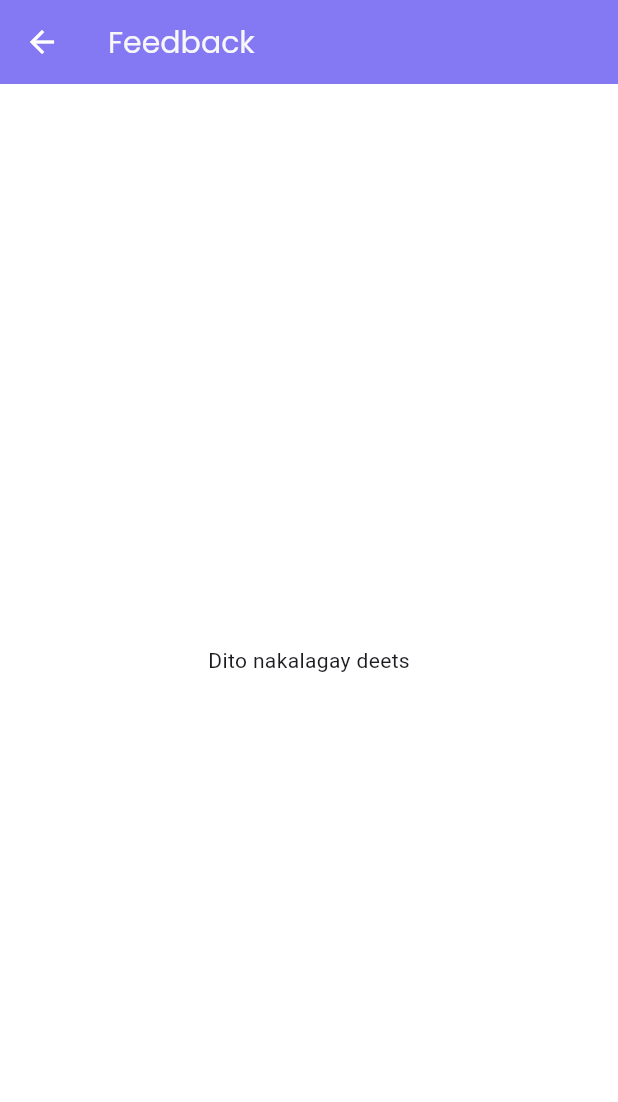
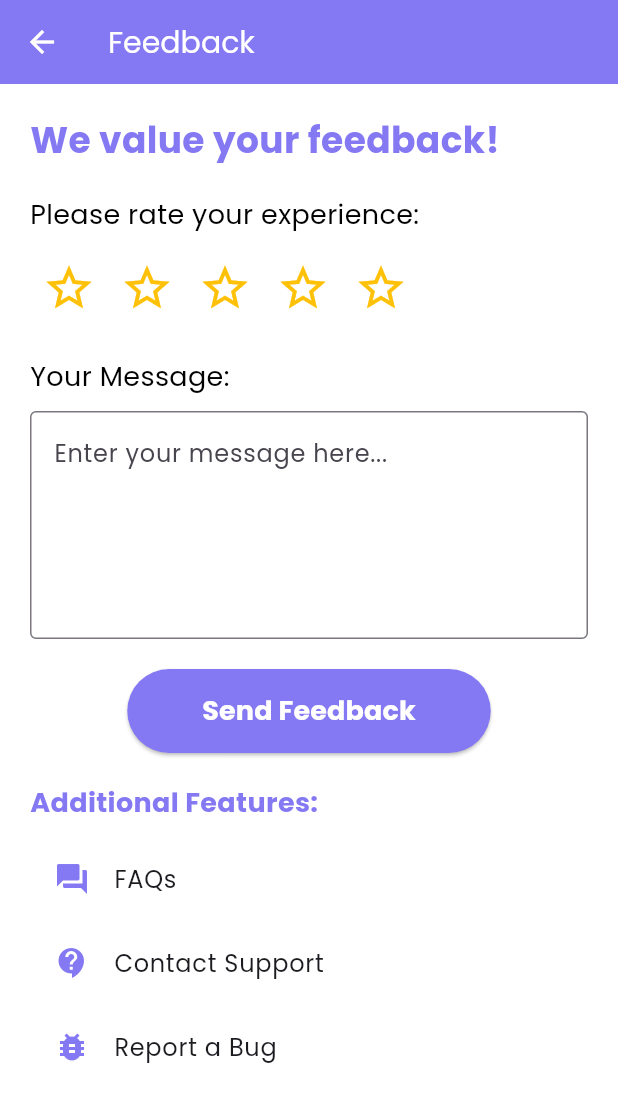
Before and after one commit to Sunbzchrre/eyesync, a Flutter app: the FeedbackScreen screen opened by its route, on a phone screen of 412 x 824 dp. Shown: the top 1102 px of the screen. Run offline on Flutter 3.47's test engine with Material 3 defaults, Android fonts, the light colour scheme and no system bars; our stand-ins replace google_fonts, google_sign_in, shared_preferences, smooth_page_indicator; accounts and stored records are empty.

Commit message:
Update feedback.dart

```diff
--- a/lib/drawer/feedback.dart
+++ b/lib/drawer/feedback.dart
@@ -1,20 +1,166 @@
-import 'package:eyesync/components/color.dart';
 import 'package:flutter/material.dart';
 import 'package:google_fonts/google_fonts.dart';
+import 'package:eyesync/components/color.dart';
 
-class FeedbackScreen extends StatelessWidget {
+class FeedbackScreen extends StatefulWidget {
+  const FeedbackScreen({Key? key}) : super(key: key);
+
   @override
-    Widget build(BuildContext context){
+  _FeedbackScreenState createState() => _FeedbackScreenState();
+}
+
+class _FeedbackScreenState extends State<FeedbackScreen> {
+  double _rating = 0;
+  final TextEditingController _messageController = TextEditingController();
+
+  void _submitFeedback() {
+    // Handle the feedback submission logic here
+    String message = _messageController.text;
+    // For demonstration, we'll just show a snackbar
+    ScaffoldMessenger.of(context).showSnackBar(
+      SnackBar(content: Text('Feedback submitted: Rating - $_rating, Message - $message')),
+    );
+    // Clear the message field
+    _messageController.clear();
+    // Reset the rating
+    setState(() {
+      _rating = 0;
+    });
+  }
+
+  @override
+  Widget build(BuildContext context) {
     return Scaffold(
       backgroundColor: Colors.white,
       appBar: AppBar(
         iconTheme: IconThemeData(color: Colors.white),
-      title: Text("Feedback", style: GoogleFonts.poppins(fontSize: 20, color: secondaryColor),),
+        title: Text(
+          'Feedback',
+          style: GoogleFonts.poppins(fontSize: 20, color: Colors.white),
+        ),
         backgroundColor: primaryColor,
       ),
-    body: Center(
-      child: Text("Dito nakalagay deets"),),
+      body: Padding(
+        padding: const EdgeInsets.all(20.0),
+        child: Column(
+          crossAxisAlignment: CrossAxisAlignment.start,
+          children: [
+            Text(
+              'We value your feedback!',
+              style: GoogleFonts.poppins(fontSize: 24, fontWeight: FontWeight.bold, color: primaryColor),
+            ),
+            SizedBox(height: 20),
+            Text(
+              'Please rate your experience:',
+              style: GoogleFonts.poppins(fontSize: 18, color: Colors.black),
+            ),
+            SizedBox(height: 10),
+            _buildRatingBar(),
+            SizedBox(height: 20),
+            Text(
+              'Your Message:',
+              style: GoogleFonts.poppins(fontSize: 18, color: Colors.black),
+            ),
+            SizedBox(height: 10),
+            TextField(
+              controller: _messageController,
+              maxLines: 5,
+              decoration: InputDecoration(
+                border: OutlineInputBorder(),
+                hintText: 'Enter your message here...',
+              ),
+              style: GoogleFonts.poppins(),
+            ),
+            SizedBox(height: 20),
+            Center(
+              child: ElevatedButton(
+                onPressed: _submitFeedback,
+                style: ElevatedButton.styleFrom(
+                  primary: primaryColor,
+                  padding: EdgeInsets.symmetric(horizontal: 50, vertical: 15),
+                  shape: RoundedRectangleBorder(
+                    borderRadius: BorderRadius.circular(30),
+                  ),
+                ),
+                child: Text(
+                  'Send Feedback',
+                  style: GoogleFonts.poppins(fontSize: 18, fontWeight: FontWeight.bold, color: Colors.white),
+                ),
+              ),
+            ),
+            SizedBox(height: 20),
+            _buildAdditionalFeatures(),
+          ],
+        ),
+      ),
     );
+  }
 
+  Widget _buildRatingBar() {
+    return Row(
+      children: List.generate(5, (index) {
+        return IconButton(
+          icon: Icon(
+            index < _rating ? Icons.star : Icons.star_border,
+            color: Colors.amber,
+            size: 36,
+          ),
+          onPressed: () {
+            setState(() {
+              _rating = index + 1.0;
+            });
+          },
+        );
+      }),
+    );
+  }
+
+  Widget _buildAdditionalFeatures() {
+    return Column(
+      crossAxisAlignment: CrossAxisAlignment.start,
+      children: [
+        Text(
+          'Additional Features:',
+          style: GoogleFonts.poppins(fontSize: 18, fontWeight: FontWeight.bold, color: primaryColor),
+        ),
+        SizedBox(height: 10),
+        ListTile(
+          leading: Icon(Icons.question_answer, color: primaryColor),
+          title: Text(
+            'FAQs',
+            style: GoogleFonts.poppins(),
+          ),
+          onTap: () {
+            // Navigate to FAQ screen
+          },
+        ),
+        ListTile(
+          leading: Icon(Icons.contact_support, color: primaryColor),
+          title: Text(
+            'Contact Support',
+            style: GoogleFonts.poppins(),
+          ),
+          onTap: () {
+            // Navigate to Contact Support screen
+          },
+        ),
+        ListTile(
+          leading: Icon(Icons.bug_report, color: primaryColor),
+          title: Text(
+            'Report a Bug',
+            style: GoogleFonts.poppins(),
+          ),
+          onTap: () {
+            // Navigate to Bug Report screen
+          },
+        ),
+      ],
+    );
   }
 }
+
+void main() {
+  runApp(MaterialApp(
+    home: FeedbackScreen(),
+  ));
+}
```
Lines whose indentation alone changed are shown as unchanged.
